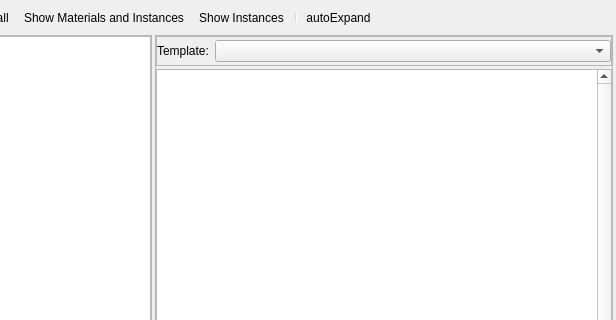
xaoctech/dava.engine, file Tools/ResourceEditor/DataQt/materialeditor.ui: the form before one commit; both pictures show x 309 to 925 and y 0 to 320 of the 925 by 638 pixel window.
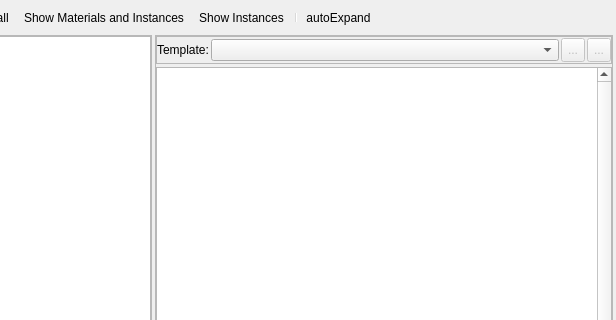
The form after the commit. Icons and pictures are not drawn. Custom widgets are drawn as their Qt base class.

```diff
--- a/Tools/ResourceEditor/DataQt/materialeditor.ui
+++ b/Tools/ResourceEditor/DataQt/materialeditor.ui
@@ -132,17 +132,20 @@
           <enum>QFrame::Raised</enum>
          </property>
          <layout class="QHBoxLayout" name="horizontalLayout">
+          <property name="spacing">
+           <number>2</number>
+          </property>
           <property name="leftMargin">
            <number>0</number>
           </property>
           <property name="topMargin">
-           <number>3</number>
+           <number>1</number>
           </property>
           <property name="rightMargin">
            <number>0</number>
           </property>
           <property name="bottomMargin">
-           <number>3</number>
+           <number>1</number>
           </property>
           <item>
            <widget class="QLabel" name="label">
@@ -159,11 +162,57 @@
           </item>
           <item>
            <widget class="QComboBox" name="templateBox">
+            <property name="minimumSize">
+             <size>
+              <width>0</width>
+              <height>22</height>
+             </size>
+            </property>
             <property name="maxVisibleItems">
              <number>20</number>
             </property>
            </widget>
           </item>
+          <item>
+           <widget class="QToolButton" name="toolButtonLoad">
+            <property name="enabled">
+             <bool>false</bool>
+            </property>
+            <property name="minimumSize">
+             <size>
+              <width>0</width>
+              <height>24</height>
+             </size>
+            </property>
+            <property name="text">
+             <string>...</string>
+            </property>
+            <property name="icon">
+             <iconset resource="QtIcons.qrc">
+              <normaloff>:/QtIcons/openscene.png</normaloff>:/QtIcons/openscene.png</iconset>
+            </property>
+           </widget>
+          </item>
+          <item>
+           <widget class="QToolButton" name="toolButtonSave">
+            <property name="enabled">
+             <bool>false</bool>
+            </property>
+            <property name="minimumSize">
+             <size>
+              <width>0</width>
+              <height>24</height>
+             </size>
+            </property>
+            <property name="text">
+             <string>...</string>
+            </property>
+            <property name="icon">
+             <iconset resource="QtIcons.qrc">
+              <normaloff>:/QtIcons/save_as.png</normaloff>:/QtIcons/save_as.png</iconset>
+            </property>
+           </widget>
+          </item>
          </layout>
         </widget>
        </item>
```
Left out of the diff: 33 changed lines with no effect on the pictures.
